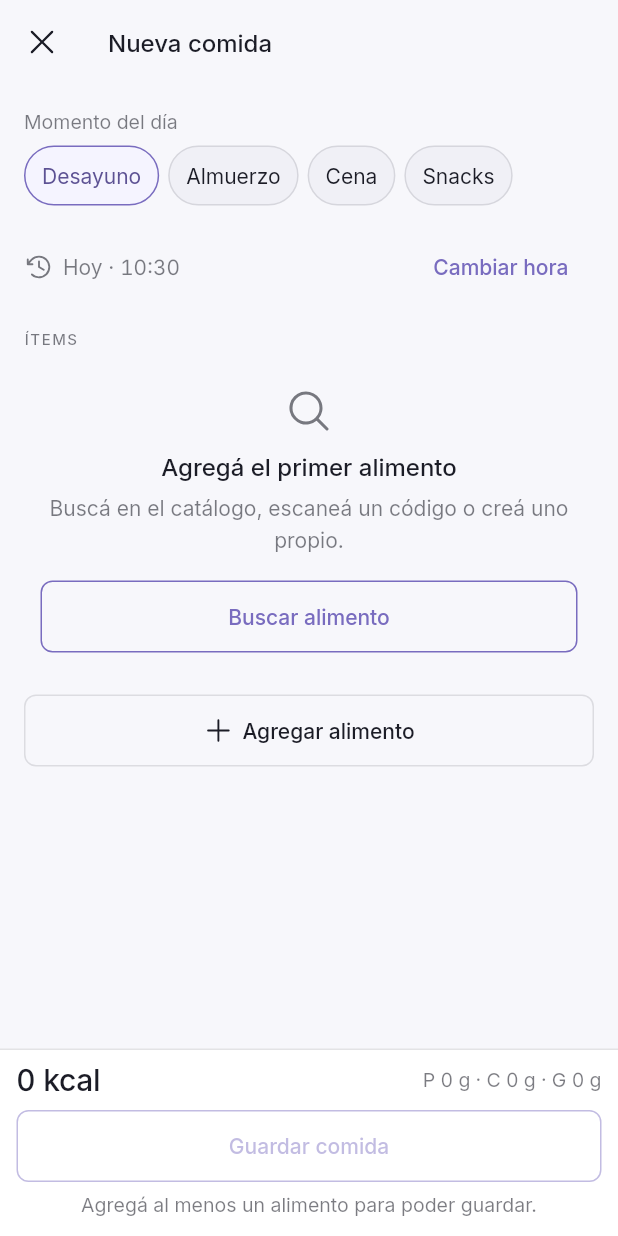
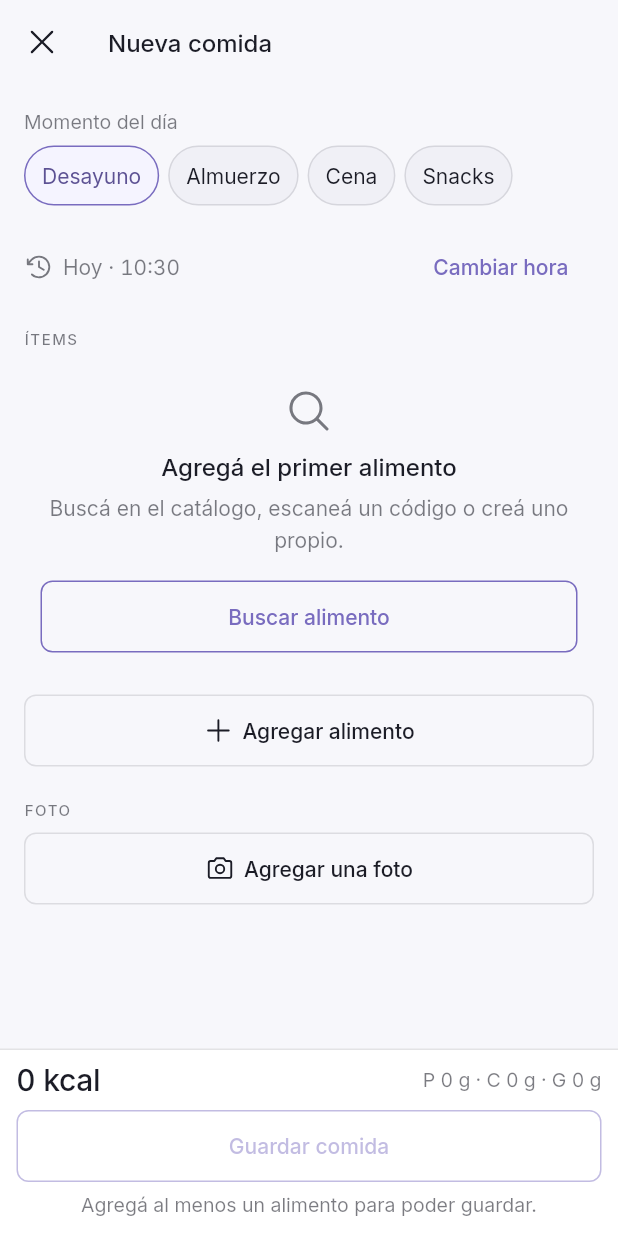
Before and after one commit to mattcastells/Nutrimat, a Flutter app: the MealFormScreen screen opened by its route, on a phone screen of 412 x 824 dp. Run offline on Flutter 3.47's test engine with Material 3 defaults, Android fonts, the phone set to English and light mode, and no system bars; our stand-ins replace flutter_riverpod, go_router, image_picker, open_filex, package_info_plus, phosphor_flutter and 3 more; missing offline and left inert: file_selector, mobile_scanner; accounts and stored records are empty.

Commit message:
Foto en la comida y botón de objetivo que se podía usar
La foto ya tenía toda la plomería —`photoPath` en el modelo y el borrador,
subida al bucket en `saveMeal`, `MealPhoto` para mostrarla— pero no había forma
de adjuntarla. Ahora hay una sección Foto en el formulario, con cámara o
galería, y se ve en el detalle. Es un recuerdo de lo que comiste: no dispara
análisis ni toca las calorías, y así lo dice.

`setPhoto` no usa `copyWith`: ese resuelve el null como "no cambies", así que
por ahí no había manera de sacar una foto ya puesta.

El botón "Guardar objetivo" quedaba deshabilitado al pasar de manual a
calculado con el mismo número: el método no contaba como cambio. Y sin datos
corporales no hay fórmula posible, así que ahora lo dice y lleva a cargarlos en
vez de dejar el botón apagado sin explicación.

Verificado en el emulador con el APK de release contra el proyecto real:
escáner leyendo con la cámara, sección Foto en el formulario, sesión y respaldo.

Corregida la lección del build rancio: la duración NO lo delata — pasó con
builds de 5 s y de 171 s, porque el kernel de Dart se cachea aparte de Gradle.
`flutter clean` siempre antes de verificar en el emulador.

140 tests en verde.

Co-Authored-By: Claude Opus 5 (1M context) <noreply@anthropic.com>

```diff
--- a/lib/domain/models/user_profile.dart
+++ b/lib/domain/models/user_profile.dart
@@ -68,6 +68,10 @@ class UserProfile {
   /// Solo afecta el equivalente en ml que se muestra; el historial guarda
   /// vasos, así que cambiarlo no reescribe el pasado.
   final int glassSizeMl;
+
+  /// Hay lo necesario para Mifflin-St Jeor: sin esto el objetivo solo puede
+  /// ser manual.
+  bool get hasBodyData => birthDate != null && heightCm != null;
   final bool isDemo;
   final String? email;
   final DateTime? deletionRequestedAt;
--- /dev/null
+++ b/lib/presentation/components/food/meal_photo_field.dart
@@ -0,0 +1,138 @@
+import 'dart:io';
+
+import 'package:flutter/material.dart';
+import 'package:image_picker/image_picker.dart';
+import 'package:phosphor_flutter/phosphor_flutter.dart';
+
+import '../../../core/theme/nm_theme.dart';
+import '../../../core/theme/text_styles.dart';
+import '../../../core/theme/tokens.dart';
+import '../system/buttons.dart';
+import '../system/overlays.dart';
+import 'meal_photo.dart';
+
+/// Adjuntar una foto a la comida que se está registrando.
+///
+/// La foto es un recuerdo de lo que comiste, no una fuente de datos: no dispara
+/// ningún análisis ni cambia los ítems. Para que la IA estime, está "Sacar foto
+/// de una comida" en el menú Agregar.
+class MealPhotoField extends StatefulWidget {
+  const MealPhotoField({
+    required this.path,
+    required this.onChanged,
+    super.key,
+  });
+
+  final String? path;
+
+  /// `null` cuando se quita la foto.
+  final void Function(String? path) onChanged;
+
+  @override
+  State<MealPhotoField> createState() => _MealPhotoFieldState();
+}
+
+class _MealPhotoFieldState extends State<MealPhotoField> {
+  final ImagePicker _picker = ImagePicker();
+  bool _busy = false;
+
+  Future<void> _pick(ImageSource source) async {
+    setState(() => _busy = true);
+    try {
+      // Mismo tamaño que el análisis por IA: 1024 px del lado mayor y calidad
+      // 80 dejan la foto en ~200 kB, muy por debajo del límite del bucket.
+      final file = await _picker.pickImage(
+        source: source,
+        maxWidth: 1024,
+        maxHeight: 1024,
+        imageQuality: 80,
+      );
+      if (!mounted) return;
+      setState(() => _busy = false);
+      if (file != null) widget.onChanged(file.path);
+    } on Object {
+      if (!mounted) return;
+      setState(() => _busy = false);
+      NmSnackbar.show(
+        context,
+        'No pudimos abrir la cámara. Revisá los permisos en Ajustes.',
+      );
+    }
+  }
+
+  Future<void> _choose() async {
+    final source = await showNmSheet<ImageSource>(
+      context: context,
+      builder: (context) => NmSheet(
+        title: 'Foto de la comida',
+        child: Column(
+          mainAxisSize: MainAxisSize.min,
+          children: <Widget>[
+            ActionRow(
+              icon: PhosphorIcons.camera(),
+              label: 'Sacar una foto',
+              onTap: () => Navigator.of(context).pop(ImageSource.camera),
+            ),
+            ActionRow(
+              icon: PhosphorIcons.image(),
+              label: 'Elegir de la galería',
+              onTap: () => Navigator.of(context).pop(ImageSource.gallery),
+            ),
+          ],
+        ),
+      ),
+    );
+    if (source != null) await _pick(source);
+  }
+
+  @override
+  Widget build(BuildContext context) {
+    final nm = context.nm;
+    final path = widget.path;
+
+    if (path == null || path.isEmpty) {
+      return NmButton.secondary(
+        label: 'Agregar una foto',
+        block: true,
+        icon: PhosphorIcons.camera(),
+        loading: _busy,
+        onPressed: _choose,
+      );
+    }
+
+    return Column(
+      crossAxisAlignment: CrossAxisAlignment.start,
+      children: <Widget>[
+        // Mientras no se guarde, la foto es un archivo local; después de
+        // guardar pasa a ser una ruta del bucket. `MealPhoto` resuelve las dos.
+        if (File(path).existsSync())
+          ClipRRect(
+            borderRadius: NmRadius.brMd,
+            child: Image.file(
+              File(path),
+              height: 180,
+              width: double.infinity,
+              fit: BoxFit.cover,
+            ),
+          )
+        else
+          MealPhoto(path: path, height: 180),
+        const SizedBox(height: NmSpace.s2),
+        Row(
+          children: <Widget>[
+            NmButton.ghost(label: 'Cambiar', onPressed: _choose),
+            const Spacer(),
+            NmButton.ghost(
+              label: 'Quitar',
+              onPressed: () => widget.onChanged(null),
+            ),
+          ],
+        ),
+        Text(
+          'La foto se guarda con la comida. No cambia las calorías.',
+          style: NmTextStyles.from(NmType.caption, color: nm.textMuted),
+        ),
+      ],
+    );
+  }
+}
--- a/lib/presentation/screens/meal/meal_form_screen.dart
+++ b/lib/presentation/screens/meal/meal_form_screen.dart
@@ -11,6 +11,8 @@ import '../../../core/utils/dates.dart';
 import '../../../domain/enums/enums.dart';
 import '../../components/feedback/feedback.dart';
 import '../../components/food/food_widgets.dart';
+import '../../components/food/meal_photo.dart';
+import '../../components/food/meal_photo_field.dart';
 import '../../components/system/buttons.dart';
 import '../../components/system/nm_screen.dart';
 import '../../components/system/overlays.dart';
@@ -235,6 +237,12 @@ class _MealFormScreenState extends ConsumerState<MealFormScreen> {
                           onPressed: () =>
                               context.push('${Routes.foodSearch}?target=meal'),
                         ),
+                        const SizedBox(height: NmSpace.s8),
+                        const NmSectionHeader(title: 'Foto'),
+                        MealPhotoField(
+                          path: draft.photoPath,
+                          onChanged: controller.setPhoto,
+                        ),
                       ],
                     ),
                   ),
@@ -334,6 +342,10 @@ class MealDetailScreen extends ConsumerWidget {
         crossAxisAlignment: CrossAxisAlignment.start,
         children: <Widget>[
           const SizedBox(height: NmSpace.s4),
+          if (meal.photoPath != null) ...<Widget>[
+            MealPhoto(path: meal.photoPath, height: 200),
+            const SizedBox(height: NmSpace.s4),
+          ],
           Text(
             '${longDay(meal.localDate)} · ${timeOfDay(meal.loggedAt)}',
             style: NmTextStyles.from(NmType.caption, color: nm.textMuted).tnum,
--- a/pubspec.yaml
+++ b/pubspec.yaml
@@ -1,7 +1,7 @@
 name: nutrimat
 description: "Nutrimat — registro de alimentación, actividad física y peso corporal."
 publish_to: 'none'
-version: 1.0.3+4
+version: 1.0.4+5
 
 environment:
   sdk: ^3.9.0
```
Also changed, not shown: lib/presentation/screens/meal/meal_draft.dart (+20 -0 lines), lib/presentation/screens/profile/body_target_screens.dart (+18 -1 lines), 1 other file.
